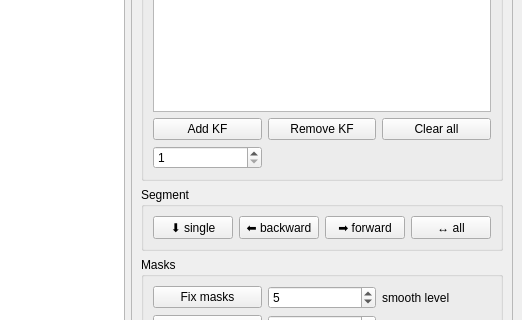
Before: the Qt Designer form mainwindow.ui in tomgrad/echo, drawn with Qt 5; both pictures show x 590 to 1112 and y 448 to 768 of the 1112 by 868 pixel window.
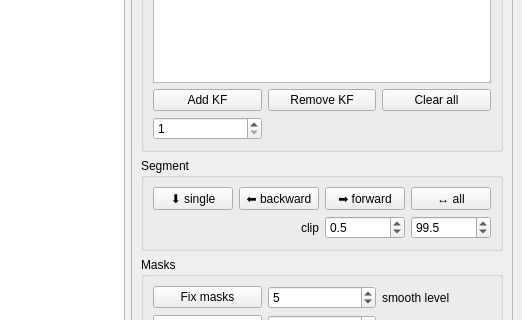
After: the same form once the commit is applied. Custom widgets are drawn as their Qt base class.

```diff
--- a/mainwindow.ui
+++ b/mainwindow.ui
@@ -295,6 +295,51 @@
             </property>
            </widget>
           </item>
+          <item row="1" column="3">
+           <widget class="QDoubleSpinBox" name="hiClipSpinBox">
+            <property name="decimals">
+             <number>1</number>
+            </property>
+            <property name="minimum">
+             <double>50.500000000000000</double>
+            </property>
+            <property name="maximum">
+             <double>100.000000000000000</double>
+            </property>
+            <property name="singleStep">
+             <double>0.500000000000000</double>
+            </property>
+            <property name="value">
+             <double>99.500000000000000</double>
+            </property>
+           </widget>
+          </item>
+          <item row="1" column="2">
+           <widget class="QDoubleSpinBox" name="loClipSpinBox">
+            <property name="decimals">
+             <number>1</number>
+            </property>
+            <property name="maximum">
+             <double>49.500000000000000</double>
+            </property>
+            <property name="singleStep">
+             <double>0.500000000000000</double>
+            </property>
+            <property name="value">
+             <double>0.500000000000000</double>
+            </property>
+           </widget>
+          </item>
+          <item row="1" column="1">
+           <widget class="QLabel" name="label_6">
+            <property name="text">
+             <string>clip</string>
+            </property>
+            <property name="alignment">
+             <set>Qt::AlignmentFlag::AlignRight|Qt::AlignmentFlag::AlignTrailing|Qt::AlignmentFlag::AlignVCenter</set>
+            </property>
+           </widget>
+          </item>
          </layout>
         </widget>
        </item>
```
Left out of the diff: 20 changed lines with no effect on the pictures.
